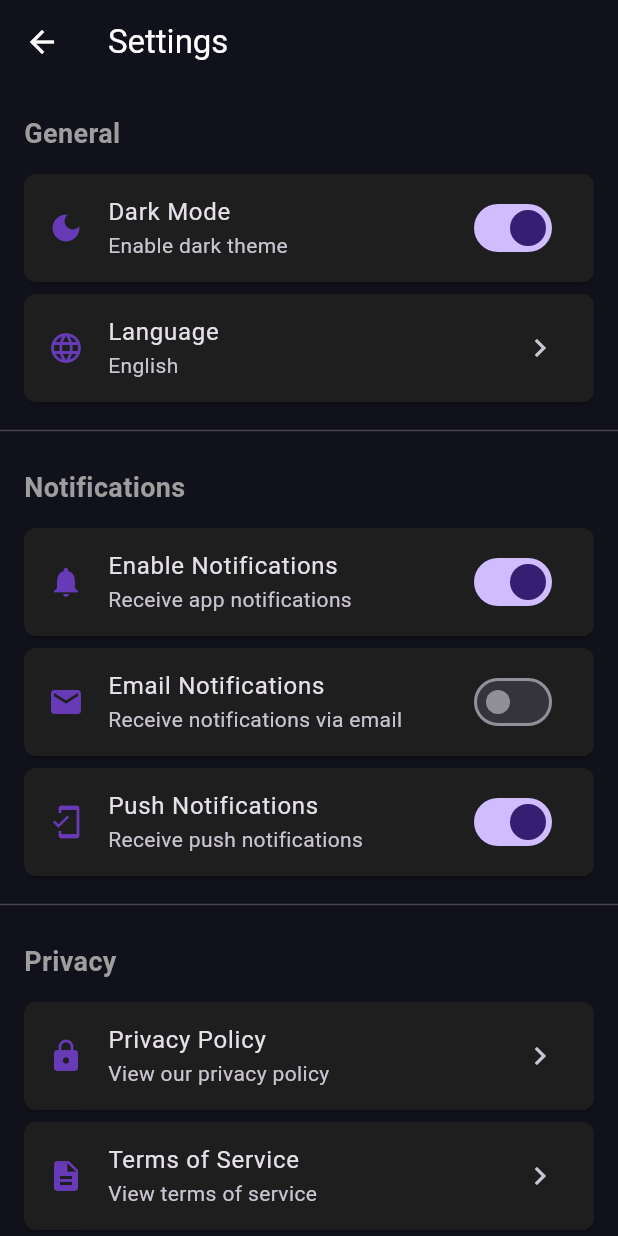
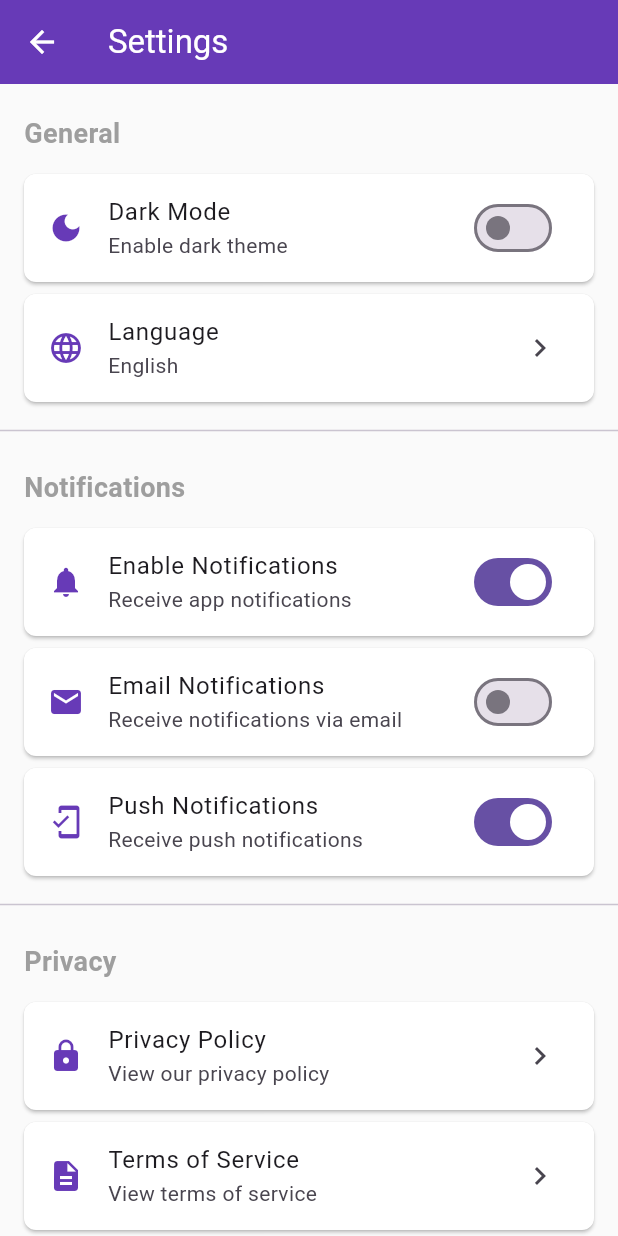
Before and after one commit to beetsolutions/veteran-app, a Flutter app: the SettingsScreen screen opened directly, on a phone screen of 412 x 824 dp. Run offline on Flutter 3.47's test engine with Material 3 defaults, Android fonts, the phone set to English and light mode, and no system bars; our stand-ins replace flutter_secure_storage, share_plus, video_player; accounts and stored records are empty.

Commit message:
Implement system theme detection for device theme support
Co-authored-by: beetsolutions <10226675+beetsolutions@users.noreply.github.com>

```diff
--- a/lib/providers/theme_provider.dart
+++ b/lib/providers/theme_provider.dart
@@ -1,7 +1,7 @@
 import 'package:flutter/material.dart';
 
 class ThemeProvider extends ChangeNotifier {
-  ThemeMode _themeMode = ThemeMode.dark;
+  ThemeMode _themeMode = ThemeMode.system;
 
   ThemeMode get themeMode => _themeMode;
 
--- a/lib/screens/settings_screen.dart
+++ b/lib/screens/settings_screen.dart
@@ -22,7 +22,15 @@ class _SettingsScreenState extends State<SettingsScreen> {
     return AnimatedBuilder(
       animation: themeProvider ?? ThemeProvider(),
       builder: (context, child) {
-        final isDarkMode = themeProvider?.isDarkMode ?? true;
+        // Determine if dark mode is active based on theme mode and system brightness
+        bool isDarkMode;
+        if (themeProvider?.themeMode == ThemeMode.system) {
+          // When in system mode, check the actual system brightness
+          isDarkMode = MediaQuery.of(context).platformBrightness == Brightness.dark;
+        } else {
+          // When explicitly set, use the provider's value
+          isDarkMode = themeProvider?.isDarkMode ?? true;
+        }
 
         return Scaffold(
           appBar: AppBar(
```
Also changed, not shown: 3 other files.
